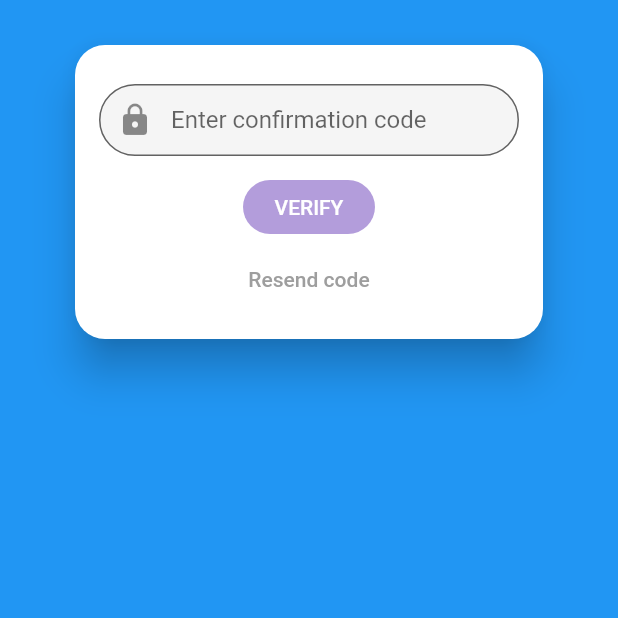
After one commit to COS301-SE-2021/Ptarmigan, a Flutter app: the ConfirmScreen screen opened by its route, after a tap on "Resend code", on a phone screen of 412 x 824 dp, the top half of it. The commit adds this screen. Run offline on Flutter 3.47's test engine with Material 2 defaults, Android fonts, the phone set to English and light mode, and no system bars; our stand-ins replace flutter_login, smooth_page_indicator; missing offline and left inert: amplify_api, amplify_auth_cognito, amplify_datastore, amplify_datastore_plugin_interface, amplify_flutter, bezier_chart.

Commit message:
Confirm screen added. Working on fixing it.

```diff
--- /dev/null
+++ b/ptarmigan/lib/auth/flutter_login/confirm_screen.dart
@@ -0,0 +1,152 @@
+// @dart=2.9
+import 'package:amplify_auth_cognito/amplify_auth_cognito.dart';
+import 'package:amplify_flutter/amplify.dart';
+import 'package:flutter/cupertino.dart';
+import 'package:flutter/material.dart';
+import 'package:flutter_login/flutter_login.dart';
+
+class ConfirmScreen extends StatefulWidget {
+  final LoginData data;
+
+  ConfirmScreen({this.data});
+
+  @override
+  _ConfirmScreenState createState() => _ConfirmScreenState();
+}
+
+class _ConfirmScreenState extends State<ConfirmScreen> {
+  final _controller = TextEditingController();
+  bool _isEnabled = false;
+
+  @override
+  void initState() {
+    super.initState();
+    _controller.addListener(() {
+      setState(() {
+        _isEnabled = _controller.text.isNotEmpty;
+      });
+    });
+  }
+
+  @override
+  void dispose() {
+    _controller.dispose();
+    super.dispose();
+  }
+
+  void _resendCode(BuildContext context, LoginData data) async {
+    try {
+      await Amplify.Auth.resendSignUpCode(username: data.name);
+
+      ScaffoldMessenger.of(context).showSnackBar(SnackBar(
+          backgroundColor: Colors.blueAccent,
+          content: Text(
+            'Confirmation code sent.',
+            style: TextStyle(fontSize: 15),
+          )));
+    } on AuthException catch (e) {
+      ScaffoldMessenger.of(context).showSnackBar(SnackBar(
+        content: Text(
+          e.message,
+          style: TextStyle(fontSize: 15),
+        ),
+      ));
+    }
+  }
+
+  void _verifyCode(BuildContext context, LoginData data, String code) async {
+    try {
+      final res = await Amplify.Auth.confirmSignUp(
+        username: data.name,
+        confirmationCode: code,
+      );
+      if (res.isSignUpComplete) {
+        await Amplify.Auth.signIn(username: data.name, password: data.password);
+        Navigator.pushReplacementNamed(context, '/dashboard');
+      }
+    } on AuthException catch (e) {
+      ScaffoldMessenger.of(context).showSnackBar(SnackBar(
+        backgroundColor: Colors.blueAccent,
+        content: Text(
+          e.message,
+          style: TextStyle(fontSize: 15),
+        ),
+      ));
+      print(e.message);
+    }
+  }
+
+  Widget build(BuildContext context) {
+    return Scaffold(
+      backgroundColor: Theme.of(context).primaryColor,
+      body: Center(
+        child: SafeArea(
+          minimum: const EdgeInsets.symmetric(horizontal: 20),
+          child: Column(
+            children: [
+              Card(
+                elevation: 12,
+                shape: RoundedRectangleBorder(
+                  borderRadius: BorderRadius.all(Radius.circular(20)),
+                ),
+                margin: const EdgeInsets.all(30),
+                child: Padding(
+                  padding: const EdgeInsets.all(16),
+                  child: Column(
+                    children: [
+                      SizedBox(height: 10),
+                      TextField(
+                        controller: _controller,
+                        decoration: InputDecoration(
+                          filled: true,
+                          contentPadding:
+                              const EdgeInsets.symmetric(vertical: 4.0),
+                          prefixIcon: Icon(Icons.lock),
+                          labelText: 'Enter confirmation code',
+                          border: OutlineInputBorder(
+                            borderRadius: BorderRadius.all(Radius.circular(40)),
+                          ),
+                        ),
+                      ),
+                      SizedBox(height: 10),
+                      MaterialButton(
+                        onPressed: _isEnabled
+                            ? () {
+                                _verifyCode(
+                                    context, widget.data, _controller.text);
+                              }
+                            : null,
+                        elevation: 4,
+                        color: Theme.of(context).primaryColor,
+                        disabledColor: Colors.deepPurple.shade200,
+                        shape: RoundedRectangleBorder(
+                          borderRadius: BorderRadius.all(Radius.circular(20)),
+                        ),
+                        child: Text(
+                          'VERIFY',
+                          style: TextStyle(
+                            color: Colors.white,
+                            fontSize: 14,
+                          ),
+                        ),
+                      ),
+                      MaterialButton(
+                        onPressed: () {
+                          _resendCode(context, widget.data);
+                        },
+                        child: Text(
+                          'Resend code',
+                          style: TextStyle(color: Colors.grey),
+                        ),
+                      )
+                    ],
+                  ),
+                ),
+              ),
+            ],
+          ),
+        ),
+      ),
+    );
+  }
+}
--- a/ptarmigan/lib/auth/flutter_login/login_screen.dart
+++ b/ptarmigan/lib/auth/flutter_login/login_screen.dart
@@ -61,9 +61,8 @@ class _LoginState extends State<Login> {
   }
 
   Future<String> _onSignup(LoginData data) async {
-    print("--SIGN UP--");
     try {
-      print("attempting sign up");
+      print("attempting sign up" + data.name);
       await Amplify.Auth.signUp(
         username: data.name,
         password: data.password,
@@ -96,7 +95,7 @@ class _LoginState extends State<Login> {
         primaryColor: Theme.of(context).primaryColor,
       ),
       onSubmitAnimationCompleted: () {
-        print(_data);
+        print("Pushing replacement choice : " + _data.name);
         Navigator.of(context).pushReplacementNamed(
           _isSignedIn ? '/home' : '/confirm',
           arguments: _data,
--- a/ptarmigan/lib/main.dart
+++ b/ptarmigan/lib/main.dart
@@ -9,6 +9,7 @@ import 'package:flutter/material.dart';
 import 'package:amplify_flutter/amplify.dart';
 import 'package:amplify_datastore/amplify_datastore.dart';
 import 'package:provider/provider.dart';
+import 'package:ptarmigan/auth/flutter_login/confirm_screen.dart';
 import 'package:ptarmigan/services/feed_changer.dart';
 import 'package:ptarmigan/widgets/home_page.dart';
 import 'package:ptarmigan/widgets/todos_page.dart';
@@ -57,8 +58,8 @@ class MyApp extends StatelessWidget {
           routes: {
             '/login': (context) => Login(),
             '/home': (context) => DashboardScreen(), // REPLACE WITH HOME SCREEN
-            '/insights': (context) => TodosPage()
-            '/confirm': (context) =>
+            '/insights': (context) => TodosPage(),
+            '/confirm': (context) => ConfirmScreen(),
           },
         ));
   }
```
Also changed, not shown: 1 other file.
